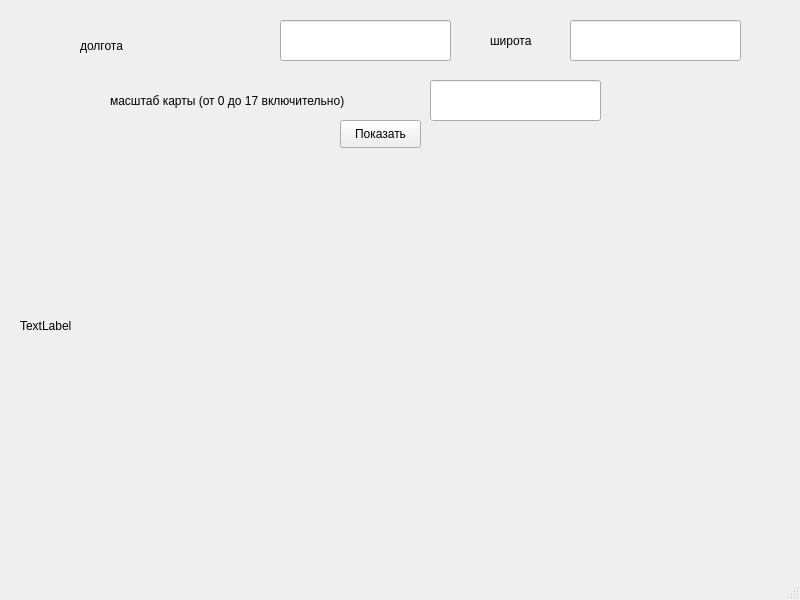
DaniilSukhanov/-Maps-API, file dis.ui: the form before one commit.
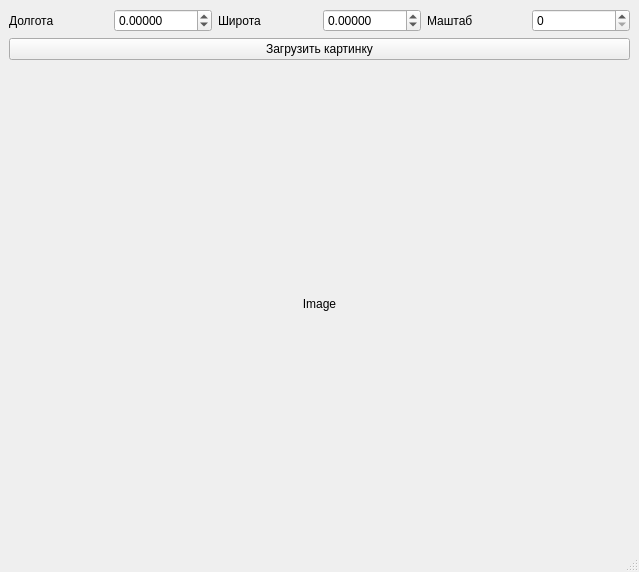
The form after the commit.

```diff
--- a/dis.ui
+++ b/dis.ui
@@ -6,109 +6,90 @@
    <rect>
     <x>0</x>
     <y>0</y>
-    <width>800</width>
-    <height>600</height>
+    <width>639</width>
+    <height>572</height>
    </rect>
   </property>
   <property name="windowTitle">
    <string>MainWindow</string>
   </property>
   <widget class="QWidget" name="centralwidget">
-   <widget class="QLabel" name="label">
-    <property name="geometry">
-     <rect>
-      <x>20</x>
-      <y>110</y>
-      <width>771</width>
-      <height>431</height>
-     </rect>
-    </property>
+   <layout class="QGridLayout" name="gridLayout">
+    <item row="0" column="3">
+     <widget class="QDoubleSpinBox" name="doubleSpinBox_latitude">
+      <property name="decimals">
+       <number>5</number>
+      </property>
+      <property name="minimum">
+       <double>-90.000000000000000</double>
+      </property>
+      <property name="maximum">
+       <double>90.000000000000000</double>
+      </property>
+      <property name="value">
+       <double>0.000000000000000</double>
+      </property>
+     </widget>
+    </item>
+    <item row="1" column="0" colspan="6">
+     <widget class="QPushButton" name="pushButton_load_image">
     <property name="text">
-     <string>TextLabel</string>
-    </property>
-   </widget>
-   <widget class="QLineEdit" name="lineEdit">
-    <property name="geometry">
-     <rect>
-      <x>280</x>
-      <y>20</y>
-      <width>171</width>
-      <height>41</height>
-     </rect>
-    </property>
-   </widget>
+       <string>Загрузить картинку</string>
+      </property>
+     </widget>
+    </item>
+    <item row="0" column="2">
    <widget class="QLabel" name="label_2">
-    <property name="geometry">
-     <rect>
-      <x>110</x>
-      <y>80</y>
-      <width>261</width>
-      <height>41</height>
-     </rect>
-    </property>
+      <property name="text">
+       <string>Широта</string>
+      </property>
+     </widget>
+    </item>
+    <item row="0" column="0">
+     <widget class="QLabel" name="label">
     <property name="text">
-     <string>масштаб карты (от 0 до 17 включительно)</string>
-    </property>
-   </widget>
+       <string>Долгота</string>
+      </property>
+     </widget>
+    </item>
+    <item row="0" column="1">
+     <widget class="QDoubleSpinBox" name="doubleSpinBox_longitude">
+      <property name="decimals">
+       <number>5</number>
+      </property>
+      <property name="minimum">
+       <double>-180.000000000000000</double>
+      </property>
+      <property name="maximum">
+       <double>180.000000000000000</double>
+      </property>
+     </widget>
+    </item>
+    <item row="0" column="4">
    <widget class="QLabel" name="label_3">
-    <property name="geometry">
-     <rect>
-      <x>80</x>
-      <y>30</y>
-      <width>101</width>
-      <height>31</height>
-     </rect>
-    </property>
     <property name="text">
-     <string>долгота</string>
-    </property>
-   </widget>
-   <widget class="QLabel" name="label_4">
-    <property name="geometry">
-     <rect>
-      <x>490</x>
-      <y>30</y>
-      <width>61</width>
-      <height>21</height>
-     </rect>
-    </property>
+       <string>Маштаб</string>
+      </property>
+     </widget>
+    </item>
+    <item row="0" column="5">
+     <widget class="QSpinBox" name="spinBox_zoom">
+      <property name="maximum">
+       <number>17</number>
+      </property>
+     </widget>
+    </item>
+    <item row="2" column="0" colspan="6">
+     <widget class="QLabel" name="label_image">
     <property name="text">
-     <string>широта</string>
-    </property>
-   </widget>
-   <widget class="QLineEdit" name="lineEdit_2">
-    <property name="geometry">
-     <rect>
-      <x>430</x>
-      <y>80</y>
-      <width>171</width>
-      <height>41</height>
-     </rect>
-    </property>
-   </widget>
-   <widget class="QLineEdit" name="lineEdit_3">
-    <property name="geometry">
-     <rect>
-      <x>570</x>
-      <y>20</y>
-      <width>171</width>
-      <height>41</height>
-     </rect>
-    </property>
-   </widget>
-   <widget class="QPushButton" name="pushButton">
-    <property name="geometry">
-     <rect>
-      <x>340</x>
-      <y>120</y>
-      <width>81</width>
-      <height>28</height>
-     </rect>
-    </property>
-    <property name="text">
-     <string>Показать</string>
-    </property>
-   </widget>
+       <string>Image</string>
+      </property>
+      <property name="alignment">
+       <set>Qt::AlignCenter</set>
+      </property>
+     </widget>
+    </item>
+   </layout>
   </widget>
   <widget class="QMenuBar" name="menubar">
    <property name="geometry">
```
Left out of the diff: 4 changed lines with no effect on the pictures. Lines whose indentation alone changed are shown as unchanged.
